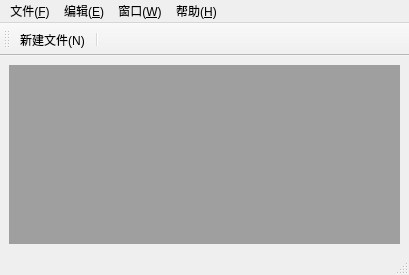
The window that NotePad/mainwindow.ui (whyzzd/QtProject) describes before a commit, drawn with Qt 5.
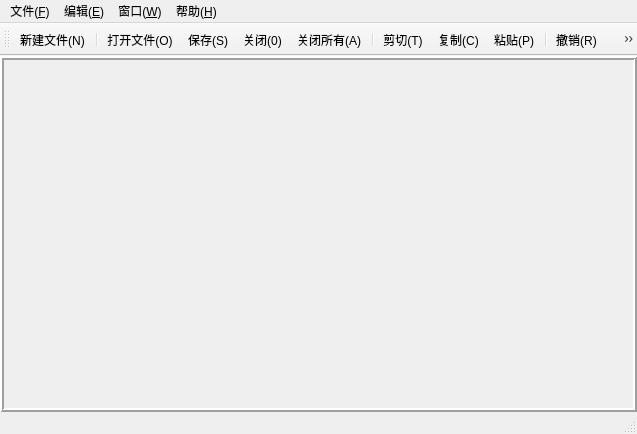
The same window after the commit. Icons and pictures are not drawn.

Diff of the .ui file:
```diff
--- a/NotePad/mainwindow.ui
+++ b/NotePad/mainwindow.ui
@@ -6,19 +6,73 @@
    <rect>
     <x>0</x>
     <y>0</y>
-    <width>409</width>
-    <height>275</height>
+    <width>637</width>
+    <height>434</height>
    </rect>
   </property>
   <property name="windowTitle">
    <string>MainWindow</string>
   </property>
+  <property name="documentMode">
+   <bool>false</bool>
+  </property>
   <widget class="QWidget" name="centralwidget">
    <layout class="QGridLayout" name="gridLayout">
+    <property name="leftMargin">
+     <number>0</number>
+    </property>
+    <property name="topMargin">
+     <number>0</number>
+    </property>
+    <property name="rightMargin">
+     <number>0</number>
+    </property>
+    <property name="bottomMargin">
+     <number>0</number>
+    </property>
     <item row="0" column="0">
      <widget class="QMdiArea" name="mdiArea">
-      <property name="styleSheet">
-       <string notr="true"/>
+      <property name="enabled">
+       <bool>true</bool>
+      </property>
+      <property name="sizePolicy">
+       <sizepolicy hsizetype="Expanding" vsizetype="Expanding">
+        <horstretch>0</horstretch>
+        <verstretch>0</verstretch>
+       </sizepolicy>
+      </property>
+      <property name="frameShape">
+       <enum>QFrame::Box</enum>
+      </property>
+      <property name="frameShadow">
+       <enum>QFrame::Raised</enum>
+      </property>
+      <property name="lineWidth">
+       <number>2</number>
+      </property>
+      <property name="sizeAdjustPolicy">
+       <enum>QAbstractScrollArea::AdjustIgnored</enum>
+      </property>
+      <property name="background">
+       <brush brushstyle="NoBrush">
+        <color alpha="255">
+         <red>160</red>
+         <green>160</green>
+         <blue>160</blue>
+        </color>
+       </brush>
+      </property>
+      <property name="viewMode">
+       <enum>QMdiArea::TabbedView</enum>
+      </property>
+      <property name="documentMode">
+       <bool>false</bool>
+      </property>
+      <property name="tabsClosable">
+       <bool>true</bool>
+      </property>
+      <property name="tabsMovable">
+       <bool>true</bool>
       </property>
      </widget>
     </item>
@@ -29,7 +83,7 @@
     <rect>
      <x>0</x>
      <y>0</y>
-     <width>409</width>
+     <width>637</width>
      <height>23</height>
     </rect>
    </property>
@@ -99,6 +153,17 @@
    </attribute>
    <addaction name="action_New"/>
    <addaction name="separator"/>
+   <addaction name="action_Open"/>
+   <addaction name="action_Save"/>
+   <addaction name="action_Close"/>
+   <addaction name="action_CloseAll"/>
+   <addaction name="separator"/>
+   <addaction name="action_Cut"/>
+   <addaction name="action_Copy"/>
+   <addaction name="action_Parse"/>
+   <addaction name="separator"/>
+   <addaction name="action_Redo"/>
+   <addaction name="action_Undo"/>
   </widget>
   <action name="action_New">
    <property name="icon">
```
Left out of the diff: 38 changed lines with no effect on the pictures.
